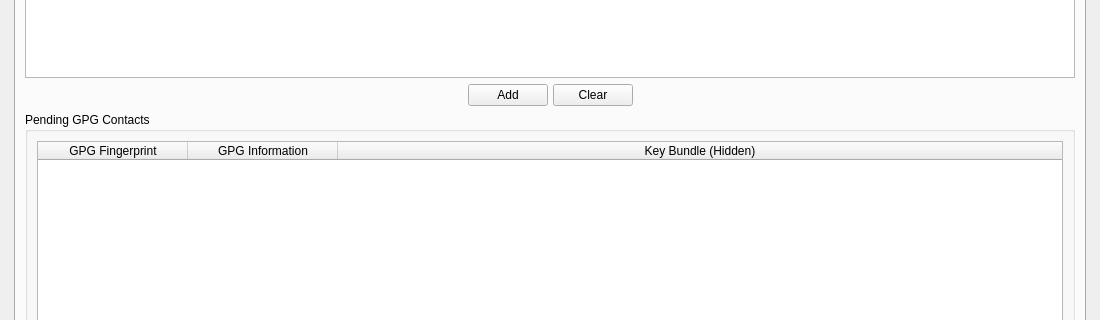
The window that Source/UI/spot-on-rosetta.ui (textbrowser/spot-on) describes before a commit, drawn with Qt 5; both pictures show x 0 to 1100 and y 338 to 658 of the 1100 by 800 pixel window.
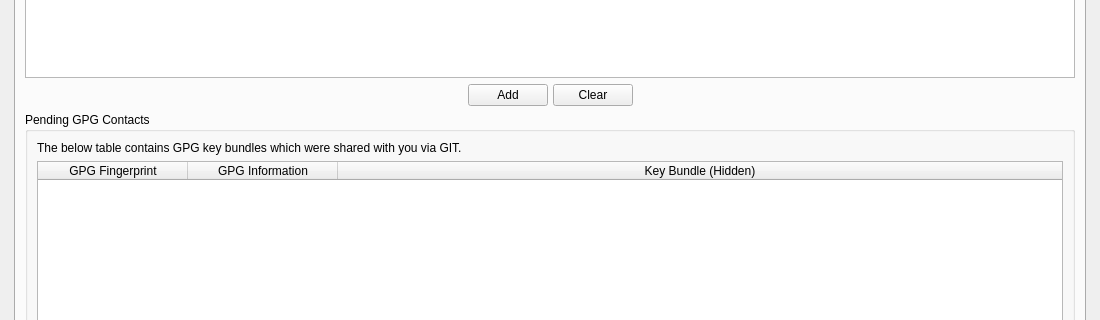
The same window after the commit. The open tabs and pages were chosen to show the change. Icons and pictures are not drawn. Custom widgets are drawn as their Qt base class.

The edit to the form file:
```diff
--- a/Source/UI/spot-on-rosetta.ui
+++ b/Source/UI/spot-on-rosetta.ui
@@ -114,7 +114,7 @@
          <x>0</x>
          <y>0</y>
          <width>1090</width>
-         <height>691</height>
+         <height>662</height>
         </rect>
        </property>
        <layout class="QVBoxLayout" name="verticalLayout_5">
@@ -1237,6 +1237,13 @@
                <string>Pending GPG Contacts</string>
               </property>
               <layout class="QVBoxLayout" name="verticalLayout_11">
+               <item>
+                <widget class="QLabel" name="label_8">
+                 <property name="text">
+                  <string>The below table contains GPG key bundles which were shared with you via GIT.</string>
+                 </property>
+                </widget>
+               </item>
                <item>
                 <widget class="QTableWidget" name="pending">
                  <property name="alternatingRowColors">
```
Left out of the diff: 6 changed lines with no effect on the pictures.
